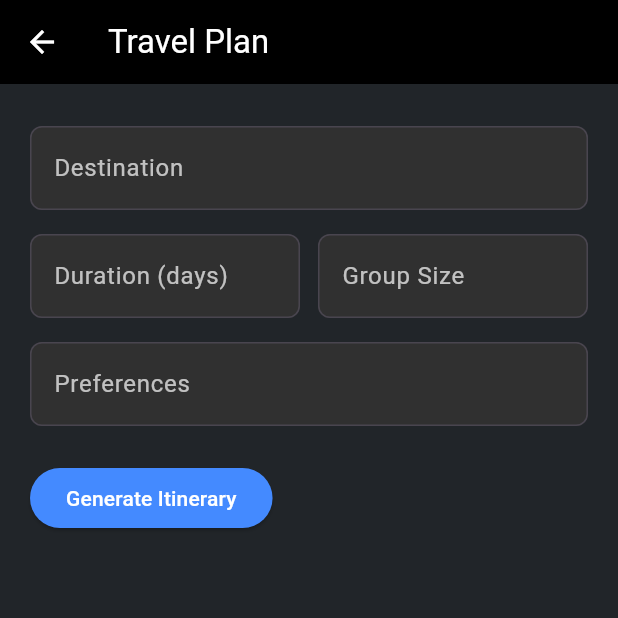
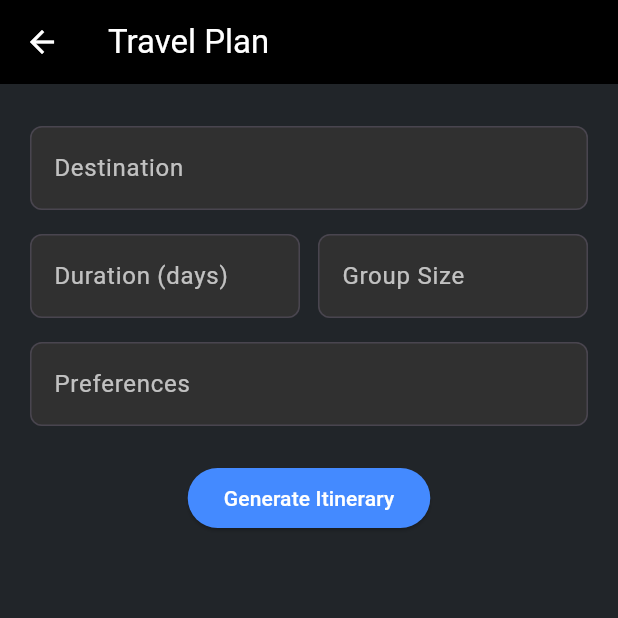
Before and after one commit to jermachong/TravelGenieApp, a Flutter app: the PlanTripPage screen opened by its route, on a phone screen of 412 x 824 dp, the top half of it. Run offline on Flutter 3.47's test engine with Material 3 defaults, Android fonts, the phone set to English and light mode, and no system bars.

Commit message:
center/color

```diff
--- a/lib/screens/planTrip.dart
+++ b/lib/screens/planTrip.dart
@@ -169,7 +169,8 @@ class _PlanTripPageState extends State<PlanTripPage> {
             ),
             _buildTextField('Preferences', _preferencesController),
             SizedBox(height: 16),
-            ElevatedButton(
+            Center(
+              child: ElevatedButton(
               onPressed: isLoading ? null : generateItinerary,
               style: ElevatedButton.styleFrom(
                 backgroundColor: Colors.blueAccent,
@@ -178,6 +179,7 @@ class _PlanTripPageState extends State<PlanTripPage> {
               child: isLoading
                   ? CircularProgressIndicator(color: Colors.white)
                   : Text('Generate Itinerary'),
+              ),
             ),
             if (errorMessage.isNotEmpty) ...[
               SizedBox(height: 16),
--- a/lib/screens/tripDetails.dart
+++ b/lib/screens/tripDetails.dart
@@ -112,6 +112,7 @@ class TripDetailsPage extends StatelessWidget {
 
     return Scaffold(
       appBar: AppBar(
+        iconTheme: IconThemeData(color: Colors.white),
         title: Text(itinerary['title'] ?? 'Trip Details', style: TextStyle(color: Colors.white)),
         backgroundColor: Colors.black,
       ),
```
